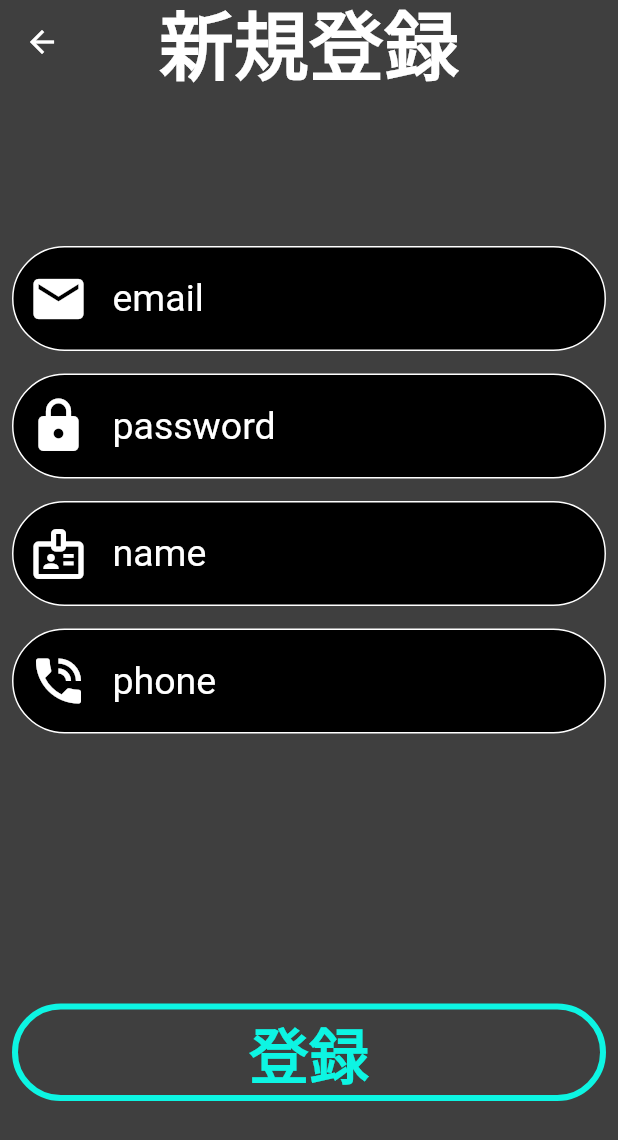
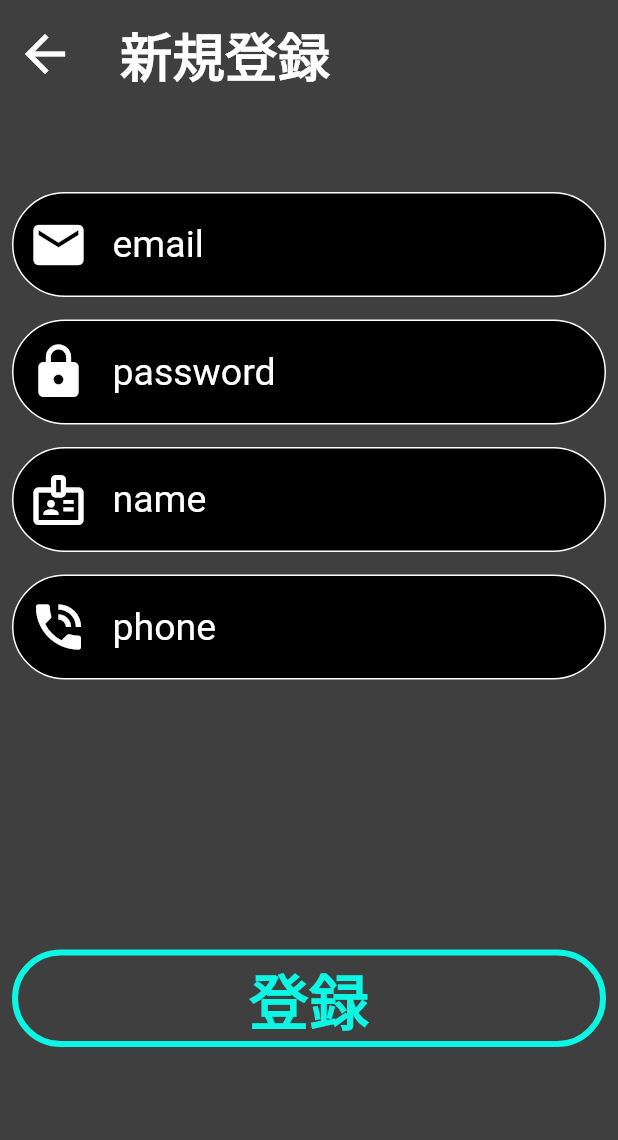
Before and after one commit to OikawaReiji/saigai01, a Flutter app: the Sign screen opened by its route, after a tap on "登録", on a phone screen of 412 x 824 dp. Shown: the top 1140 px of the screen. Run offline on Flutter 3.47's test engine with Material 2 defaults, Android fonts, the light colour scheme and no system bars; our stand-ins replace cloud_firestore, firebase_auth, firebase_core, flutter_hooks, hooks_riverpod; accounts and stored records are empty; network calls fail.

Commit message:
新規登録の実装　遷移

```diff
--- a/lib/controller/auth_controller.dart
+++ b/lib/controller/auth_controller.dart
@@ -24,17 +24,21 @@ class AuthController extends StateNotifier<User?> {
   }
 
   Future<void> signUp(
-      String email, String password, String name, String phone) async {
+    String email,
+    String password,
+    String name,
+    String phone,
+    ValueNotifier<bool> loading,
+  ) async {
     try {
       final flg =
           await ref.read(authRepositoryProvider).signUp(email, password);
-
-      debugPrint("フラグ$flg");
       if (flg == null) {
         await ref.read(authRepositoryProvider).saveUserData(name, phone);
       }
+      loading.value = false;
     } catch (e) {
-      debugPrint(e.toString());
+      throw e.toString();
     }
   }
 }
--- a/lib/main.dart
+++ b/lib/main.dart
@@ -11,7 +11,7 @@ Future<void> main() async {
     options: DefaultFirebaseOptions.currentPlatform,
   );
   runApp(
-    ProviderScope(
+    const ProviderScope(
       child: MyApp(),
     ),
   );
--- a/lib/repository/auth_repository.dart
+++ b/lib/repository/auth_repository.dart
@@ -42,7 +42,7 @@ class AuthRepositoryImple implements AuthRepository {
   @override
   Future<String?> signUp(String email, String password) async {
     try {
-      ref.read(firebaseAuthProvider).createUserWithEmailAndPassword(
+      await ref.read(firebaseAuthProvider).createUserWithEmailAndPassword(
             email: email,
             password: password,
           );
@@ -63,9 +63,8 @@ class AuthRepositoryImple implements AuthRepository {
         'name': name,
         'phone': phone,
       });
-      // } on FirebaseAuthException catch (e) {
-    } catch (e) {
-      debugPrint("あああ" + e.toString());
+    } on FirebaseAuthException catch (e) {
+      debugPrint(e.code);
     }
   }
 
--- a/lib/view/auth/sign.dart
+++ b/lib/view/auth/sign.dart
@@ -23,28 +23,9 @@ class Sign extends HookConsumerWidget {
     final ValueNotifier<bool> loading = useState(false);
     return Scaffold(
       backgroundColor: const Color.fromARGB(255, 63, 63, 63),
-      appBar: AppBar(
-        title: const Text(
-          "新規登録",
-          style: TextStyle(
-            fontWeight: FontWeight.bold,
-            fontSize: 50,
-          ),
-        ),
-        centerTitle: true,
-        leading: InkWell(
-          onTap: () {
-            authPageStateController.state = Pages.top;
-          },
-          child: const Icon(Icons.arrow_back_outlined),
-        ),
-        backgroundColor: const Color.fromARGB(255, 63, 63, 63),
-        elevation: 0.0,
-      ),
       body: Stack(
         children: [
-          SafeArea(
-            child: SingleChildScrollView(
+          SingleChildScrollView(
             child: SizedBox(
               height: size.height,
               width: size.width,
@@ -53,11 +34,11 @@ class Sign extends HookConsumerWidget {
                 child: Column(
                   children: [
                     const SizedBox(
-                        height: 100,
+                      height: 120,
                     ),
                     MyTextfield(
                       title: 'email',
-                        icon: Icon(
+                      icon: const Icon(
                         Icons.mail,
                         size: 40,
                         color: Color.fromARGB(255, 255, 255, 255),
@@ -69,7 +50,7 @@ class Sign extends HookConsumerWidget {
                     ),
                     MyTextfield(
                       title: 'password',
-                        icon: Icon(
+                      icon: const Icon(
                         Icons.lock,
                         size: 40,
                         color: Color.fromARGB(255, 255, 255, 255),
@@ -81,7 +62,7 @@ class Sign extends HookConsumerWidget {
                     ),
                     MyTextfield(
                       title: 'name',
-                        icon: Icon(
+                      icon: const Icon(
                         Icons.badge_outlined,
                         size: 40,
                         color: Color.fromARGB(255, 255, 255, 255),
@@ -93,7 +74,7 @@ class Sign extends HookConsumerWidget {
                     ),
                     MyTextfield(
                       title: 'phone',
-                        icon: Icon(
+                      icon: const Icon(
                         Icons.phone_in_talk,
                         size: 40,
                         color: Color.fromARGB(255, 255, 255, 255),
@@ -105,13 +86,16 @@ class Sign extends HookConsumerWidget {
                     ),
                     InkWell(
                       onTap: () async {
-                          loading.value == true;
+                        FocusScope.of(context).unfocus();
+                        loading.value = true;
                         try {
                           await authController.signUp(
                             maillContainer.text,
                             passContainer.text,
                             nameContainer.text,
-                                phoneContainer.text);
+                            phoneContainer.text,
+                            loading,
+                          );
                         } catch (e) {
                           debugPrint(e.toString());
                         }
@@ -122,8 +106,7 @@ class Sign extends HookConsumerWidget {
                         padding: const EdgeInsets.symmetric(horizontal: 10),
                         decoration: BoxDecoration(
                             border: Border.all(
-                                  color:
-                                      const Color.fromARGB(255, 13, 245, 227),
+                                color: const Color.fromARGB(255, 13, 245, 227),
                                 width: 4),
                             borderRadius:
                                 const BorderRadius.all(Radius.circular(100))),
@@ -143,17 +126,54 @@ class Sign extends HookConsumerWidget {
               ),
             ),
           ),
+          SafeArea(
+            child: Align(
+              alignment: const Alignment(0, -1),
+              child: Column(
+                children: [
+                  SizedBox(height: 10),
+                  Row(
+                    mainAxisAlignment: MainAxisAlignment.start,
+                    crossAxisAlignment: CrossAxisAlignment.center,
+                    children: [
+                      InkWell(
+                        onTap: () {
+                          authPageStateController.state = Pages.top;
+                        },
+                        child: const Padding(
+                          padding: EdgeInsets.symmetric(horizontal: 10),
+                          child: Icon(
+                            Icons.arrow_back,
+                            color: Colors.white,
+                            size: 40,
+                          ),
+                        ),
+                      ),
+                      const SizedBox(width: 20),
+                      const Text(
+                        "新規登録",
+                        style: TextStyle(
+                          color: Colors.white,
+                          fontSize: 35,
+                          fontWeight: FontWeight.bold,
+                        ),
+                      ),
+                    ],
+                  ),
+                ],
+              ),
+            ),
           ),
           loading.value
               ? Container(
-                  width: double.infinity,
-                  height: double.infinity,
-                  color: Colors.grey.withOpacity(0.5),
-                  child: Center(
-                    child: CircularProgressIndicator(),
+                  color: Colors.grey.withOpacity(0.7),
+                  child: const Center(
+                    child: CircularProgressIndicator(
+                      backgroundColor: Colors.grey,
+                    ),
                   ),
                 )
-              : SizedBox(),
+              : const SizedBox(),
         ],
       ),
     );
--- a/lib/view/pages/page_root.dart
+++ b/lib/view/pages/page_root.dart
@@ -6,7 +6,11 @@ class PageRoot extends StatelessWidget {
   @override
   Widget build(BuildContext context) {
     return Scaffold(
-      body: Container(),
+      body: Container(
+        child: Center(
+          child: Text("ログイン中"),
+        ),
+      ),
     );
   }
 }
```
Lines whose indentation alone changed are shown as unchanged.
